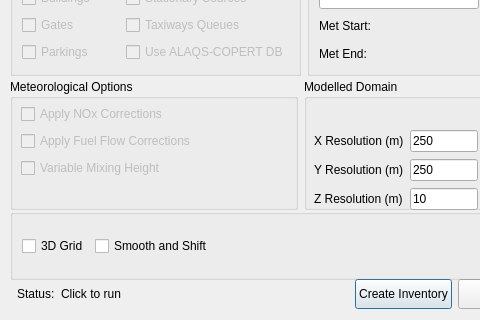
This is ui/ui_inventory.ui in eurocontrol-asu/open_alaqs as Qt 5 draws it before an edit; both pictures show x 0 to 480 and y 301 to 621 of the 598 by 621 pixel window. The edited form follows.
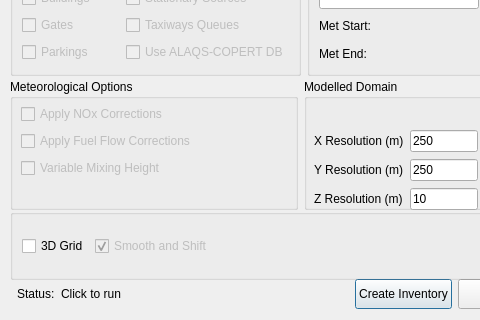
This is the edited form.

Commit message:
Disable smooth and shift checkbox in inventory
Set to checked by default - implementing issue #16

The edit to the form file:
```diff
--- a/ui/ui_inventory.ui
+++ b/ui/ui_inventory.ui
@@ -141,6 +141,12 @@
         <property name="text">
          <string>Smooth and Shift</string>
         </property>
+        <property name="enabled">
+         <bool>False</bool>
+        </property>
+        <property name="checked">
+         <bool>true</bool>
+        </property>
        </widget>
       </item>
       <item>
```
The commit also changes 1 other file.
